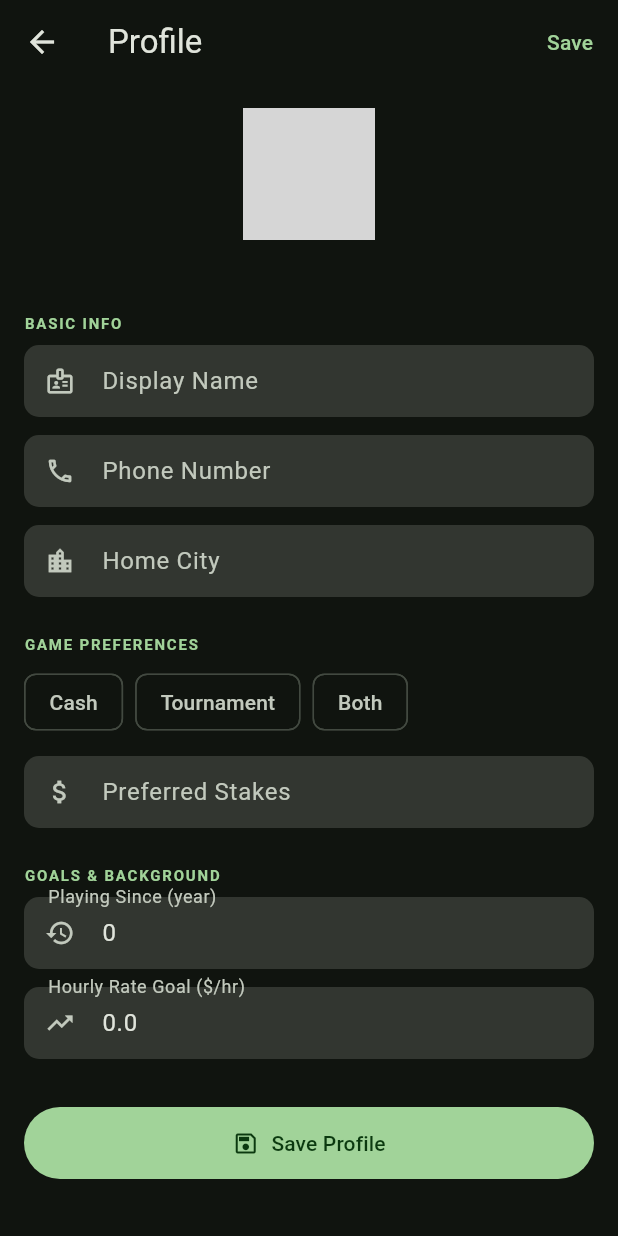
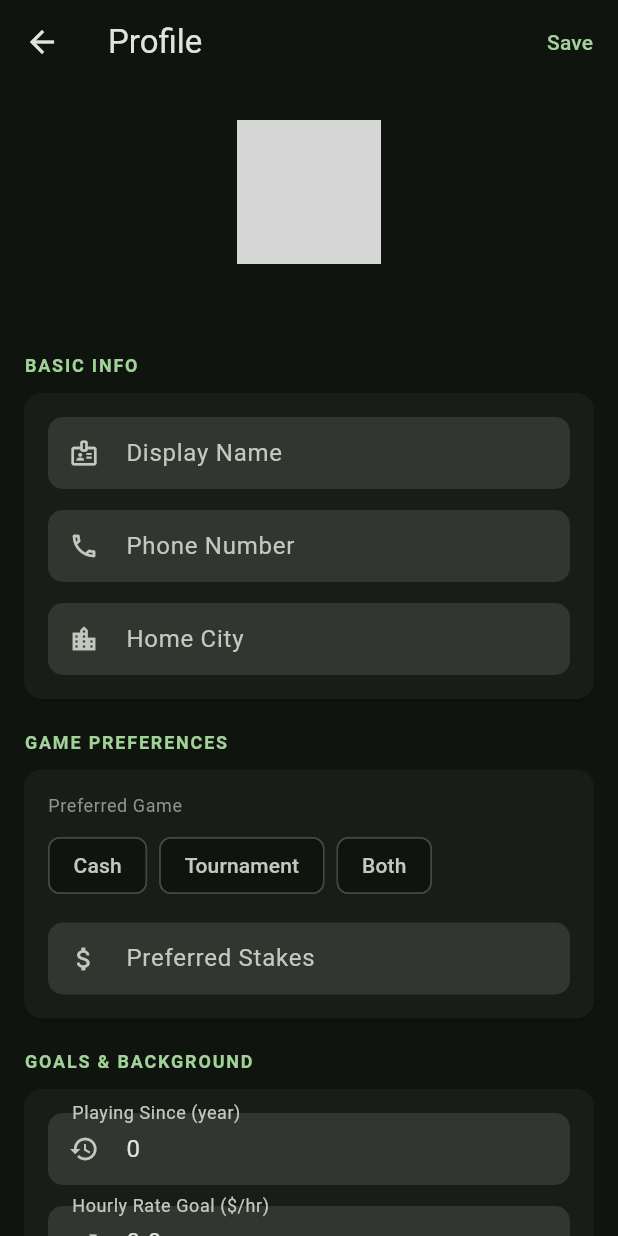
Before and after one commit to rohitkaul90/poker-tracker, a Flutter app: the ProfileScreen screen opened directly, on a phone screen of 412 x 824 dp. Run offline on Flutter 3.47's test engine with Material 3 defaults, Android fonts, the phone set to English and light mode, and no system bars; our stand-ins replace csv, file_picker, fl_chart, flutter_riverpod, share_plus, supabase_flutter; missing offline and left inert: excel; accounts and stored records are empty; network calls fail; grey boxes are pictures that could not be loaded.

Commit message:
Fix clock-skew JWT error, profile layout, card overlap, and drawer cleanup
- Add PGRST303 retry in HandService and SupabaseService: on 'JWT issued at future' error, refresh session and retry once
- Profile screen: max-width 560px, fields grouped into cards per section, section headers 10→12sp, email bodySmall→bodyMedium
- Remove Reset Password from drawer (available on login screen and settings)
- Playing card: remove large center suit symbol that caused 3-symbol overlap on high-DPR Android; two-corner-only design with clamped font sizes scales cleanly from 16px to 85px cards

Co-Authored-By: Claude Sonnet 4.6 <noreply@anthropic.com>

```diff
--- a/lib/screens/profile_screen.dart
+++ b/lib/screens/profile_screen.dart
@@ -126,16 +126,20 @@ class _ProfileScreenState extends ConsumerState<ProfileScreen> {
       ),
       body: _loading
           ? const Center(child: CircularProgressIndicator())
-          : ListView(
-              padding: const EdgeInsets.all(16),
+          : Align(
+              alignment: Alignment.topCenter,
+              child: ConstrainedBox(
+                constraints: const BoxConstraints(maxWidth: 560),
+                child: ListView(
+                  padding: const EdgeInsets.fromLTRB(16, 24, 16, 32),
                   children: [
-                // Avatar
+                    // ── Avatar + email ───────────────────────────────────────
                     Center(
                       child: Stack(
                         alignment: Alignment.bottomRight,
                         children: [
                           CircleAvatar(
-                        radius: 44,
+                            radius: 48,
                             backgroundColor:
                                 theme.colorScheme.primary.withAlpha(60),
                             backgroundImage: avatarUrl != null
@@ -144,7 +148,7 @@ class _ProfileScreenState extends ConsumerState<ProfileScreen> {
                             child: avatarUrl == null
                                 ? Text(initials,
                                     style: TextStyle(
-                                  fontSize: 32,
+                                      fontSize: 34,
                                       fontWeight: FontWeight.bold,
                                       color: theme.colorScheme.primary,
                                     ))
@@ -158,24 +162,30 @@ class _ProfileScreenState extends ConsumerState<ProfileScreen> {
                                 shape: BoxShape.circle,
                               ),
                               child: Icon(Icons.verified,
-                              size: 16,
-                              color: theme.colorScheme.primary),
+                                  size: 16, color: theme.colorScheme.primary),
                             ),
                         ],
                       ),
                     ),
-                const SizedBox(height: 8),
+                    const SizedBox(height: 10),
                     Center(
                       child: Text(
                         email,
-                    style: theme.textTheme.bodySmall
-                        ?.copyWith(color: Colors.white54),
+                        style: theme.textTheme.bodyMedium
+                            ?.copyWith(color: theme.colorScheme.outline),
                       ),
                     ),
-                const SizedBox(height: 24),
+                    const SizedBox(height: 28),
 
+                    // ── Basic Info ───────────────────────────────────────────
                     _SectionHeader('Basic Info'),
-                const SizedBox(height: 8),
+                    const SizedBox(height: 10),
+                    Card(
+                      margin: EdgeInsets.zero,
+                      child: Padding(
+                        padding: const EdgeInsets.all(16),
+                        child: Column(
+                          children: [
                             _field(
                               controller: _nameCtrl,
                               label: 'Display Name',
@@ -183,7 +193,7 @@ class _ProfileScreenState extends ConsumerState<ProfileScreen> {
                               icon: Icons.badge_outlined,
                               onChanged: (_) => setState(() {}),
                             ),
-                const SizedBox(height: 12),
+                            const SizedBox(height: 14),
                             _field(
                               controller: _phoneCtrl,
                               label: 'Phone Number',
@@ -191,46 +201,71 @@ class _ProfileScreenState extends ConsumerState<ProfileScreen> {
                               icon: Icons.phone_outlined,
                               keyboardType: TextInputType.phone,
                             ),
-                const SizedBox(height: 12),
+                            const SizedBox(height: 14),
                             _field(
                               controller: _cityCtrl,
                               label: 'Home City',
                               hint: 'e.g. Las Vegas, Toronto',
                               icon: Icons.location_city_outlined,
                             ),
-                const SizedBox(height: 24),
+                          ],
+                        ),
+                      ),
+                    ),
+                    const SizedBox(height: 20),
 
+                    // ── Game Preferences ─────────────────────────────────────
                     _SectionHeader('Game Preferences'),
+                    const SizedBox(height: 10),
+                    Card(
+                      margin: EdgeInsets.zero,
+                      child: Padding(
+                        padding: const EdgeInsets.all(16),
+                        child: Column(
+                          crossAxisAlignment: CrossAxisAlignment.start,
+                          children: [
+                            Text('Preferred Game',
+                                style: theme.textTheme.bodySmall?.copyWith(
+                                    color: theme.colorScheme.outline)),
                             const SizedBox(height: 8),
-                Row(
+                            Wrap(
+                              spacing: 8,
                               children: [
                                 for (final entry in [
                                   ('cash', 'Cash'),
                                   ('tournament', 'Tournament'),
                                   ('both', 'Both'),
                                 ])
-                      Padding(
-                        padding: const EdgeInsets.only(right: 8),
-                        child: ChoiceChip(
+                                  ChoiceChip(
                                     label: Text(entry.$2),
                                     selected: _preferredGame == entry.$1,
                                     onSelected: (on) => setState(() =>
                                         _preferredGame = on ? entry.$1 : null),
                                   ),
-                      ),
                               ],
                             ),
-                const SizedBox(height: 12),
+                            const SizedBox(height: 14),
                             _field(
                               controller: _stakesCtrl,
                               label: 'Preferred Stakes',
                               hint: 'e.g. 1/2 NL, 2/5 PLO',
                               icon: Icons.attach_money_outlined,
                             ),
-                const SizedBox(height: 24),
+                          ],
+                        ),
+                      ),
+                    ),
+                    const SizedBox(height: 20),
 
+                    // ── Goals & Background ───────────────────────────────────
                     _SectionHeader('Goals & Background'),
-                const SizedBox(height: 8),
+                    const SizedBox(height: 10),
+                    Card(
+                      margin: EdgeInsets.zero,
+                      child: Padding(
+                        padding: const EdgeInsets.all(16),
+                        child: Column(
+                          children: [
                             _field(
                               controller: _sincCtrl,
                               label: 'Playing Since (year)',
@@ -238,19 +273,23 @@ class _ProfileScreenState extends ConsumerState<ProfileScreen> {
                               icon: Icons.history_outlined,
                               keyboardType: TextInputType.number,
                             ),
-                const SizedBox(height: 12),
+                            const SizedBox(height: 14),
                             _field(
                               controller: _rateCtrl,
                               label: 'Hourly Rate Goal (\$/hr)',
                               hint: 'e.g. 25',
                               icon: Icons.trending_up_outlined,
-                  keyboardType: const TextInputType.numberWithOptions(decimal: true),
+                              keyboardType: const TextInputType.numberWithOptions(
+                                  decimal: true),
                             ),
-                const SizedBox(height: 32),
+                          ],
+                        ),
+                      ),
+                    ),
+                    const SizedBox(height: 28),
 
-                SizedBox(
-                  width: double.infinity,
-                  child: FilledButton.icon(
+                    // ── Save button ──────────────────────────────────────────
+                    FilledButton.icon(
                       onPressed: _saving ? null : _save,
                       icon: _saving
                           ? const SizedBox(
@@ -261,10 +300,11 @@ class _ProfileScreenState extends ConsumerState<ProfileScreen> {
                           : const Icon(Icons.save_outlined),
                       label: Text(_saving ? 'Saving…' : 'Save Profile'),
                       style: FilledButton.styleFrom(
-                        padding: const EdgeInsets.symmetric(vertical: 14)),
+                          minimumSize: const Size(double.infinity, 48)),
+                    ),
+                  ],
                 ),
               ),
-              ],
             ),
     );
   }
@@ -302,7 +342,7 @@ class _SectionHeader extends StatelessWidget {
   Widget build(BuildContext context) => Text(
         text.toUpperCase(),
         style: TextStyle(
-          fontSize: 10,
+          fontSize: 12,
           fontWeight: FontWeight.bold,
           letterSpacing: 1.2,
           color: Theme.of(context).colorScheme.primary,
```
Also changed, not shown: lib/services/hand_service.dart (+20 -6 lines), lib/services/supabase_service.dart (+34 -19 lines), lib/widgets/app_drawer.dart (+0 -40 lines), lib/widgets/playing_card_widget.dart (+35 -36 lines). Lines whose indentation alone changed are shown as unchanged.
